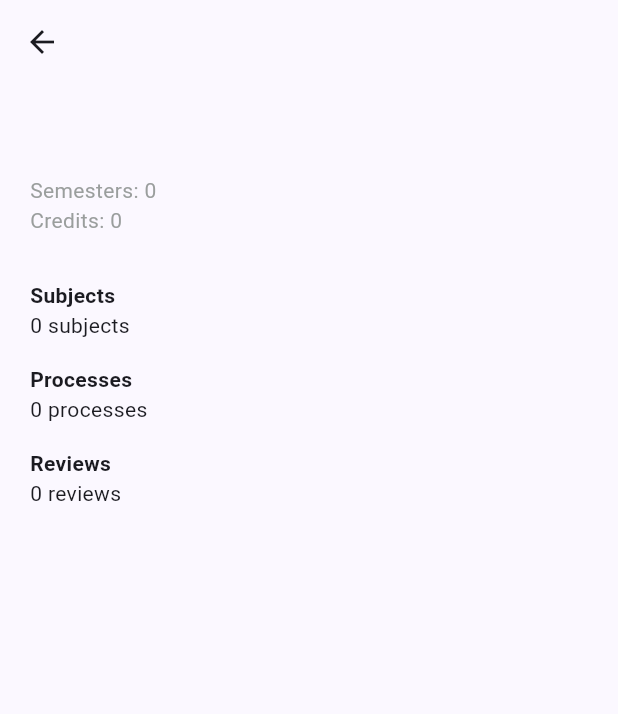
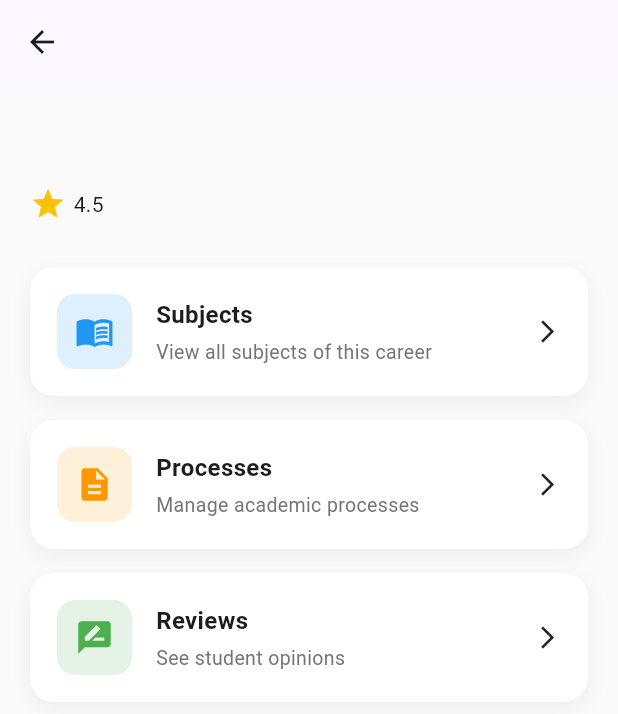
Before and after one commit to Migue1409-KP/ubook_app, a Flutter app: the CareerDetailView screen opened directly with empty values, on a phone screen of 412 x 824 dp. Shown: the top 714 px of the screen. Run offline on Flutter 3.47's test engine with Material 3 defaults, Android fonts, the phone set to English and light mode, and no system bars; our stand-ins replace animate_do, file_picker.

Commit message:
"se añaden las vistas integradas con lo demas"

```diff
--- a/lib/dialog/career_delete_dialog.dart
+++ b/lib/dialog/career_delete_dialog.dart
@@ -1,6 +1,6 @@
 import 'package:flutter/material.dart';
 import 'package:ubook_app/model/career/career_model.dart';
-import 'package:ubook_app/view_model/career_view_model.dart';
+import 'package:ubook_app/view_model/career/career_view_model.dart';
 
 class CareerDeleteDialog extends StatelessWidget {
 
--- a/lib/model/career/career_model.dart
+++ b/lib/model/career/career_model.dart
@@ -2,6 +2,7 @@ class Career {
 
   final String id;
   final String name;
+  final String educationalCenterId;
   final int semesters;
   final int credits;
 
@@ -12,6 +13,7 @@ class Career {
   Career({
     required this.id,
     required this.name,
+    required this.educationalCenterId,
     required this.semesters,
     required this.credits,
     List<String>? subjects,
@@ -26,6 +28,7 @@ class Career {
     return Career(
       id: json['id'],
       name: json['name'],
+      educationalCenterId: json['educationalCenterId'],
       semesters: json['semesters'],
       credits: json['credits'],
       subjects: List<String>.from(json['subjects'] ?? []),
@@ -39,6 +42,7 @@ class Career {
     return {
       "id": id,
       "name": name,
+      "educationalCenterId": educationalCenterId,
       "semesters": semesters,
       "credits": credits,
       "subjects": subjects,
@@ -49,6 +53,7 @@ class Career {
 
   Career copyWith({
     String? name,
+    String? educationalCenterId,
     int? semesters,
     int? credits,
     List<String>? subjects,
@@ -59,6 +64,7 @@ class Career {
     return Career(
       id: id,
       name: name ?? this.name,
+      educationalCenterId: educationalCenterId ?? this.educationalCenterId,
       semesters: semesters ?? this.semesters,
       credits: credits ?? this.credits,
       subjects: subjects ?? this.subjects,
--- a/lib/view/career/career_create_view.dart
+++ b/lib/view/career/career_create_view.dart
@@ -1,6 +1,6 @@
 import 'package:flutter/material.dart';
 import 'package:ubook_app/model/career/career_model.dart';
-import 'package:ubook_app/view_model/career_view_model.dart';
+import 'package:ubook_app/view_model/career/career_view_model.dart';
 import 'package:ubook_app/widgets/career/app_button.dart';
 import 'package:ubook_app/widgets/career/app_text_file.dart';
 
@@ -58,6 +58,7 @@ class CareerCreateView extends StatelessWidget {
 
                 final career = Career(
                   id: DateTime.now().toString(),
+                  educationalCenterId: "2",
                   name: nameController.text,
                   semesters: int.parse(semestersController.text),
                   credits: int.parse(creditsController.text),
--- a/lib/view/career/career_detail_view.dart
+++ b/lib/view/career/career_detail_view.dart
@@ -1,91 +1,119 @@
 import 'package:flutter/material.dart';
-import 'package:ubook_app/model/career/career_model.dart';
-import 'package:ubook_app/theme/app_colors.dart';
+import '../../model/career/career_model.dart';
+import '../process/process_list_view.dart';
+import '../subjects/subjects_view.dart';
+import 'package:ubook_app/widgets/career/navigation_card.dart';
+
+// ⚠️ IMPORTANTE: Importar cuando el compañero tenga lista la vista de reviews
+// import '../reviews/review_list_view.dart';
 
 class CareerDetailView extends StatelessWidget {
-
   final Career career;
 
-  const CareerDetailView({
-    super.key,
-    required this.career,
-  });
+  const CareerDetailView({super.key, required this.career});
 
   @override
   Widget build(BuildContext context) {
-
     return Scaffold(
-
+      backgroundColor: Colors.grey[50],
       appBar: AppBar(
         title: Text(career.name),
       ),
-
-      body: Padding(
+      body: SingleChildScrollView(
         padding: const EdgeInsets.all(20),
-
         child: Column(
-
           crossAxisAlignment: CrossAxisAlignment.start,
-
           children: [
 
+            /// 🔷 HEADER
             Text(
               career.name,
               style: const TextStyle(
-                fontSize: 22,
+                fontSize: 26,
                 fontWeight: FontWeight.bold,
-                color: AppColors.textPrimary,
               ),
             ),
 
             const SizedBox(height: 10),
 
-            Text(
-              "Semesters: ${career.semesters}",
-              style: const TextStyle(
-                color: AppColors.textSecondary,
-              ),
-            ),
-
-            Text(
-              "Credits: ${career.credits}",
-              style: const TextStyle(
-                color: AppColors.textSecondary,
-              ),
+            Row(
+              children: const [
+                Icon(Icons.star, color: Colors.amber),
+                SizedBox(width: 5),
+                Text("4.5"), // 🔥 MOCK TEMPORAL
+              ],
             ),
 
             const SizedBox(height: 30),
 
-            const Text(
-              "Subjects",
-              style: TextStyle(
-                fontWeight: FontWeight.bold,
-              ),
+            /// 📚 SUBJECTS
+            NavigationCard(
+              title: "Subjects",
+              subtitle: "View all subjects of this career",
+              icon: Icons.menu_book,
+              color: Colors.blue,
+              onTap: () {
+                Navigator.push(
+                  context,
+                  MaterialPageRoute(
+                    builder: (_) => const SubjectsView(),
+                  ),
+                );
+
+                /// ⚠️ PENDIENTE EQUIPO:
+                /// Aquí se debería enviar careerId cuando el view lo soporte
+                /// Ej: SubjectsView(careerId: career.id)
+              },
             ),
 
-            Text("${career.subjects.length} subjects"),
+            /// 📄 PROCESSES
+            NavigationCard(
+              title: "Processes",
+              subtitle: "Manage academic processes",
+              icon: Icons.description,
+              color: Colors.orange,
+              onTap: () {
+                Navigator.push(
+                  context,
+                  MaterialPageRoute(
+                    builder: (_) => const ProcessListView(),
+                  ),
+                );
 
-            const SizedBox(height: 16),
-
-            const Text(
-              "Processes",
-              style: TextStyle(
-                fontWeight: FontWeight.bold,
-              ),
+                /// ⚠️ PENDIENTE EQUIPO:
+                /// Filtrar procesos por careerId usando:
+                /// process.relatedId == career.id
+              },
             ),
 
-            Text("${career.processes.length} processes"),
+            /// 💬 REVIEWS
+            NavigationCard(
+              title: "Reviews",
+              subtitle: "See student opinions",
+              icon: Icons.rate_review,
+              color: Colors.green,
+              onTap: () {
 
-            const SizedBox(height: 16),
+                /// ⚠️ PENDIENTE:
+                /// Falta vista de reviews del equipo
+                /// Cuando exista:
+                ///
+                /// Navigator.push(
+                ///   context,
+                ///   MaterialPageRoute(
+                ///     builder: (_) => ReviewListView(careerId: career.id),
+                ///   ),
+                /// );
 
-            const Text(
-              "Reviews",
-              style: TextStyle(
-                fontWeight: FontWeight.bold,
-              ),
+                ScaffoldMessenger.of(context).showSnackBar(
+                  const SnackBar(
+                    content: Text("Reviews module not ready yet"),
+                  ),
+                );
+              },
             ),
 
-            Text("${career.reviews.length} reviews"),
+            const SizedBox(height: 40),
           ],
         ),
       ),
--- a/lib/view/career/career_edit_view.dart
+++ b/lib/view/career/career_edit_view.dart
@@ -1,6 +1,6 @@
 import 'package:flutter/material.dart';
 import 'package:ubook_app/model/career/career_model.dart';
-import 'package:ubook_app/view_model/career_view_model.dart';
+import 'package:ubook_app/view_model/career/career_view_model.dart';
 import 'package:ubook_app/widgets/career/app_button.dart';
 import 'package:ubook_app/widgets/career/app_text_file.dart';
 
--- a/lib/view/career/career_list_view.dart
+++ b/lib/view/career/career_list_view.dart
@@ -1,7 +1,7 @@
 import 'package:flutter/material.dart';
 import 'package:ubook_app/dialog/career_delete_dialog.dart';
 import 'package:ubook_app/model/career/career_model.dart';
-import 'package:ubook_app/view_model/career_view_model.dart';
+import 'package:ubook_app/view_model/career/career_view_model.dart';
 import 'package:ubook_app/widgets/career/career_table.dart';
 import 'package:ubook_app/widgets/career/search_bar.dart';
 
--- a/lib/view/dashboard/dashboard_view.dart
+++ b/lib/view/dashboard/dashboard_view.dart
@@ -1,4 +1,5 @@
 import 'package:flutter/material.dart';
+import 'package:ubook_app/view/career/career_list_view.dart';
 import '../../view_model/dashboard_view_model.dart';
 import '../../widgets/dashboard_app_bar.dart';
 import '../../widgets/top_items_carousel.dart';
@@ -67,7 +68,7 @@ class _DashboardViewState extends State<DashboardView> {
               TopItemsCarousel(
                 title: 'Top 5 Carreras',
                 onSeeAll: () {
-                  // TODO: Navigate to all careers
+                  _navigateToCareer();
                 },
                 items: _viewModel.topCareers,
                 itemBuilder: (item) => _buildCard(
@@ -224,7 +225,14 @@ class _DashboardViewState extends State<DashboardView> {
       ),
     );
   }
-
+  void _navigateToCareer(){
+    Navigator.push(
+      context,
+      MaterialPageRoute(
+        builder: (context) => const CareerListView(),
+      ),
+    );
+  }
   Widget _buildCard({
     required String title,
     required String subtitle,
--- /dev/null
+++ b/lib/widgets/career/navigation_card.dart
@@ -0,0 +1,84 @@
+import 'package:flutter/material.dart';
+
+class NavigationCard extends StatelessWidget {
+  final String title;
+  final String subtitle;
+  final IconData icon;
+  final Color color;
+  final VoidCallback onTap;
+
+  const NavigationCard({
+    super.key,
+    required this.title,
+    required this.subtitle,
+    required this.icon,
+    required this.color,
+    required this.onTap,
+  });
+
+  @override
+  Widget build(BuildContext context) {
+    return InkWell(
+      onTap: onTap,
+      borderRadius: BorderRadius.circular(16),
+      child: Container(
+        margin: const EdgeInsets.only(bottom: 16),
+        padding: const EdgeInsets.all(18),
+        decoration: BoxDecoration(
+          color: Colors.white,
+          borderRadius: BorderRadius.circular(16),
+          boxShadow: [
+            BoxShadow(
+              color: Colors.black.withOpacity(0.05),
+              blurRadius: 10,
+              offset: const Offset(0, 4),
+            )
+          ],
+        ),
+        child: Row(
+          children: [
+            /// ICONO
+            Container(
+              width: 50,
+              height: 50,
+              decoration: BoxDecoration(
+                color: color.withOpacity(0.15),
+                borderRadius: BorderRadius.circular(12),
+              ),
+              child: Icon(icon, color: color, size: 26),
+            ),
+
+            const SizedBox(width: 16),
+
+            /// TEXTO
+            Expanded(
+              child: Column(
+                crossAxisAlignment: CrossAxisAlignment.start,
+                children: [
+                  Text(
+                    title,
+                    style: const TextStyle(
+                      fontWeight: FontWeight.bold,
+                      fontSize: 16,
+                    ),
+                  ),
+                  const SizedBox(height: 4),
+                  Text(
+                    subtitle,
+                    style: TextStyle(
+                      color: Colors.grey[600],
+                      fontSize: 13,
+                    ),
+                  ),
+                ],
+              ),
+            ),
+
+            /// FLECHA
+            const Icon(Icons.arrow_forward_ios, size: 18),
+          ],
+        ),
+      ),
+    );
+  }
+}
```
Also changed, not shown: lib/view_model/career/career_view_model.dart (renamed from lib/view_model/career_view_model.dart).
